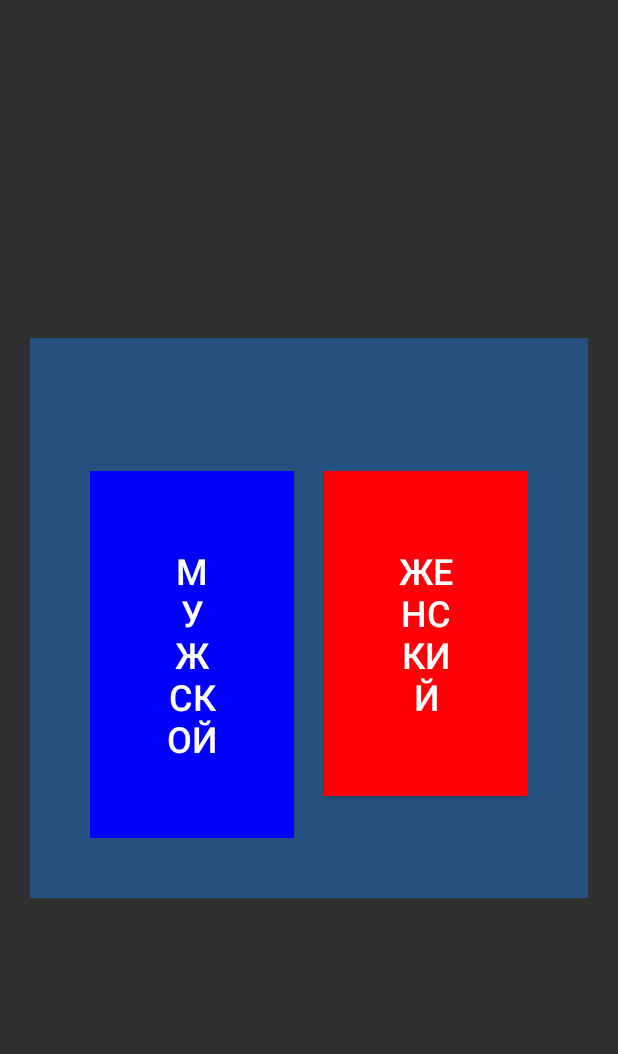
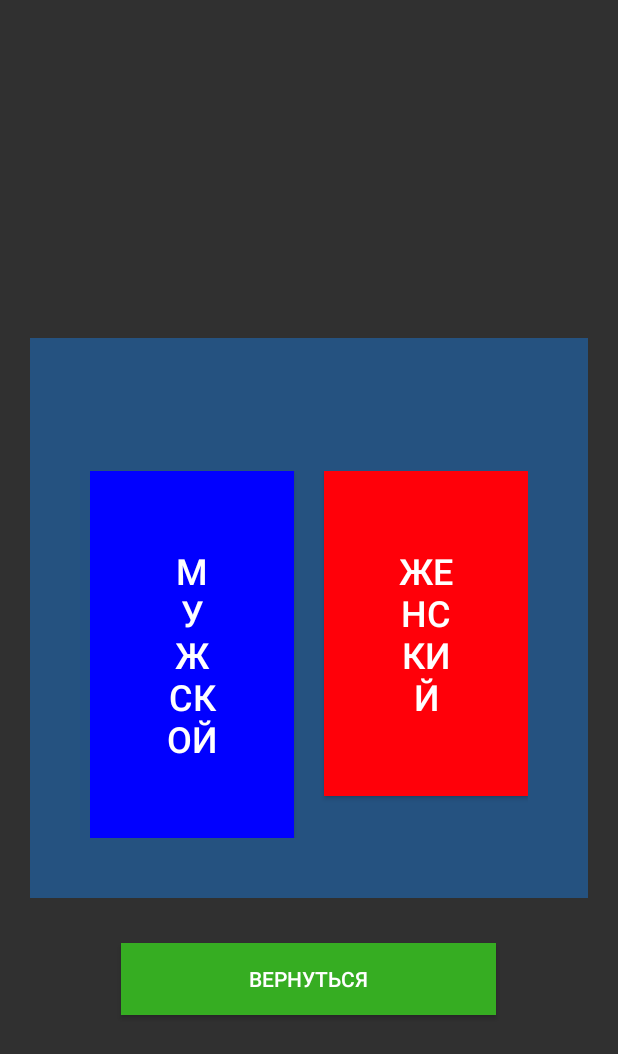
Before and after one commit to FlashA/Questionnaire, an Android app: the fragment FirstFragment placed in its activity, on a phone screen of 412 x 824 dp. Shown: the top 1054 px of the screen. Run offline under Robolectric (Android 15) with nearby library versions, the phone set to English and light mode, and no system bars; 5 statements that could not run were skipped.

Commit message:
added back button on first fragment

```diff
--- a/app/src/main/java/com/flash/questionnaire/Fragments/FirstFragment.java
+++ b/app/src/main/java/com/flash/questionnaire/Fragments/FirstFragment.java
@@ -2,6 +2,7 @@ package com.flash.questionnaire.Fragments;
 
 import android.app.Fragment;
 import android.app.FragmentTransaction;
+import android.content.Intent;
 import android.os.Bundle;
 import android.view.LayoutInflater;
 import android.view.View;
@@ -9,6 +10,7 @@ import android.view.ViewGroup;
 import android.widget.Button;
 import android.widget.TextView;
 
+import com.flash.questionnaire.Design.MenuActivity;
 import com.flash.questionnaire.Models.Answers;
 import com.flash.questionnaire.R;
 import com.flash.questionnaire.SQLite.DBDataHelper;
@@ -21,7 +23,7 @@ public class FirstFragment extends Fragment {
     private Button button_next;
     private Button button_m;
     private Button button_f;
-
+    private Button button_exit;
     private TextView textView;
 
     private DBDataHelper database;
@@ -62,6 +64,15 @@ public class FirstFragment extends Fragment {
                 goFragment();
             }
         });
+        button_exit = (Button) view.findViewById(R.id.button_exit);
+        button_exit.setOnClickListener(new View.OnClickListener() {
+            @Override
+            public void onClick(View v) {
+                Intent intent = new Intent(getActivity(), MenuActivity.class);
+                startActivity(intent);
+                getActivity().finish();
+            }
+        });
     }
 
     public void goFragment(){
--- a/app/src/main/res/layout/fragment_first.xml
+++ b/app/src/main/res/layout/fragment_first.xml
@@ -13,7 +13,7 @@
         android:background="@color/background_question"
         android:id="@+id/linearLayout"
         android:layout_centerVertical="true"
-        android:layout_alignParentStart="true">
+        android:layout_alignParentLeft="true">
 
         <TextView
             android:layout_width="wrap_content"
@@ -59,5 +59,15 @@
 
     </LinearLayout>
 
+    <Button
+        android:layout_width="250dp"
+        android:layout_height="wrap_content"
+        android:text="Вернуться"
+        android:id="@+id/button_exit"
+        android:background="@color/button_green"
+        android:textColor="@color/text_main"
+        android:layout_below="@+id/linearLayout"
+        android:layout_marginTop="30dp"
+        android:layout_centerHorizontal="true" />
 
 </RelativeLayout>
```
